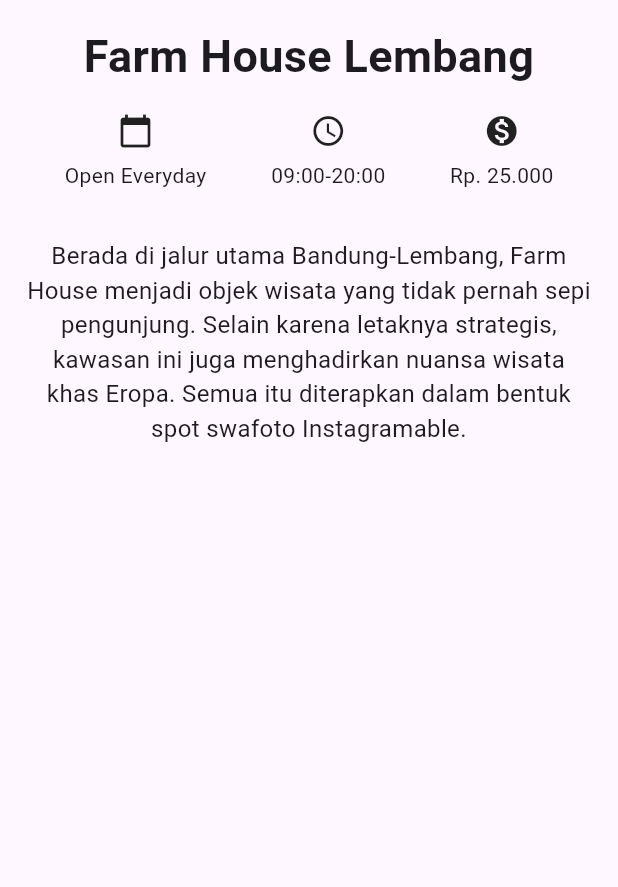
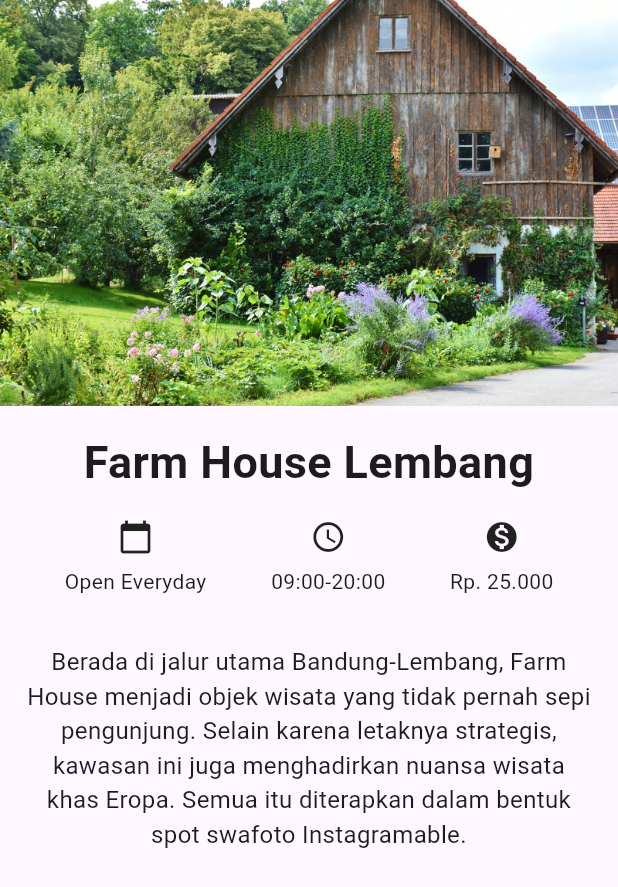
Before and after one commit to vian-verse/lat-flutter-dasar-codelab, a Flutter app: the screen it shows after launch, on a phone screen of 412 x 824 dp. Shown: the top 887 px of the screen. Run offline on Flutter 3.47's test engine with Material 3 defaults, Android fonts, the phone set to English and light mode, and no system bars.

```diff
--- a/lib/detail_screen.dart
+++ b/lib/detail_screen.dart
@@ -10,6 +10,7 @@ class DetailScreen extends StatelessWidget {
         child: Column(
           crossAxisAlignment: CrossAxisAlignment.stretch,
           children: <Widget>[
+            Image.asset('images/farm-house.jpg'),
             Container(
               child: Text(
                 'Farm House Lembang',
--- a/pubspec.yaml
+++ b/pubspec.yaml
@@ -59,8 +59,8 @@ flutter:
   uses-material-design: true
 
   # To add assets to your application, add an assets section, like this:
-  # assets:
-  #   - images/a_dot_burr.jpeg
+  assets:
+    - images/
   #   - images/a_dot_ham.jpeg
 
   # An image asset can refer to one or more resolution-specific "variants", see
```
Also changed, not shown: images/bosscha.jpg (added), images/farm-house.jpg (added), images/floating-market.png (added), images/jalan-asia-afrika.jpg (added), images/kawah-putih.jpg (added), images/museum-geologi.jpg (added), images/ranca-upas.jpg (added), images/stone-garden.jpg (added), images/taman-film.jpg (added).
